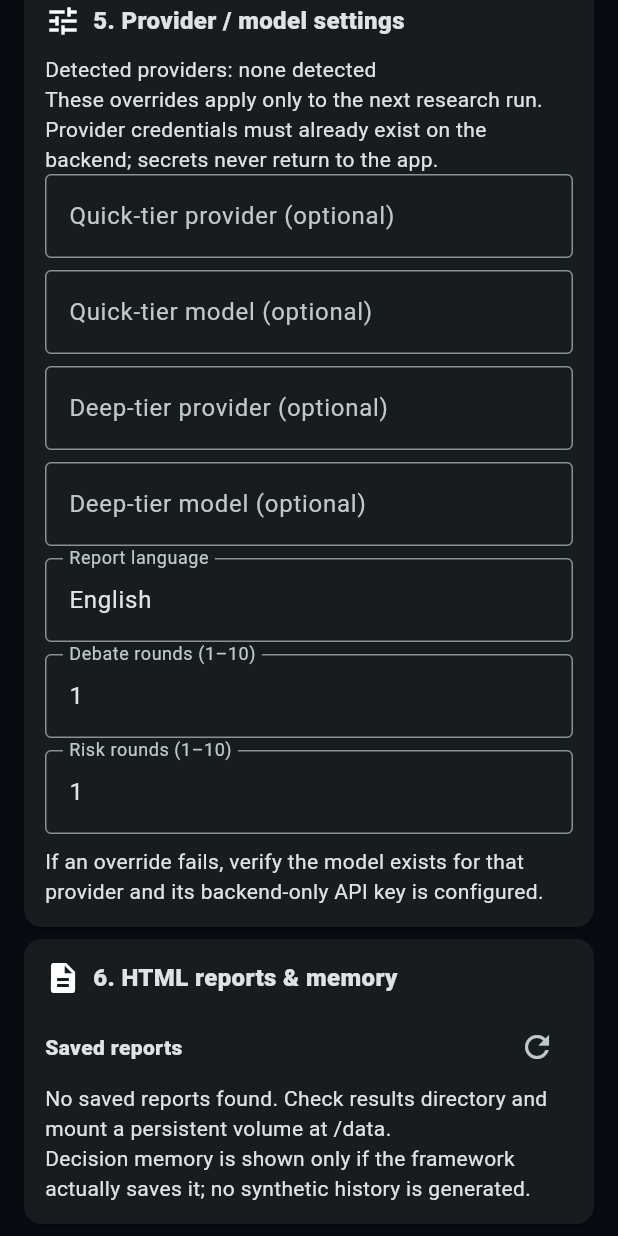
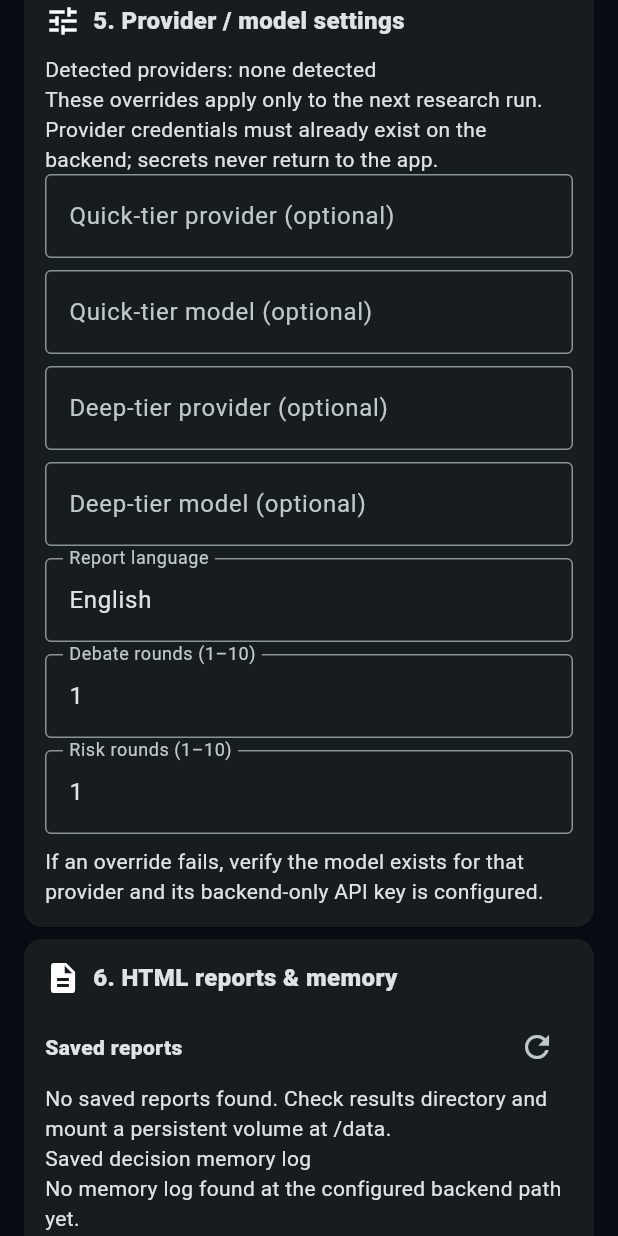
Before and after one commit to sparmar3786-pixel/GitHub-Ai, a Flutter app: the TradingAgentsAdvancedPage widget shown alone on an empty page, opened directly, scrolled down 1728 dp, on a phone screen of 412 x 824 dp. Run offline on Flutter 3.47's test engine with Material 3 defaults, Android fonts, the phone set to English and light mode, and no system bars; our stand-ins replace flutter_secure_storage, shared_preferences; accounts and stored records are empty; network calls fail.

Commit message:
Display persisted TradingAgents decision memory

```diff
--- a/mobile/lib/tradingagents_advanced_page.dart
+++ b/mobile/lib/tradingagents_advanced_page.dart
@@ -31,6 +31,7 @@ class _TradingAgentsAdvancedPageState extends State<TradingAgentsAdvancedPage> {
   bool usePortfolio = true, checkpoint = true, html = true, busy = false;
   Map<String, dynamic> config = {};
   List<dynamic> reports = [];
+  String memoryText = '';
   String resultText = '', error = '', status = 'Enter a public HTTPS TradingAgents backend URL.';
 
   Uri endpoint(String path) {
@@ -74,6 +75,7 @@ class _TradingAgentsAdvancedPageState extends State<TradingAgentsAdvancedPage> {
     final c = await get('/config');
     final p = await get('/portfolio');
     final r = await get('/reports');
+    final m = await get('/memory');
     if (!mounted) return;
     setState(() {
       config = c;
@@ -86,6 +88,7 @@ class _TradingAgentsAdvancedPageState extends State<TradingAgentsAdvancedPage> {
       debateRounds.text = (settings['TRADINGAGENTS_MAX_DEBATE_ROUNDS'] ?? '1').toString();
       riskRounds.text = (settings['TRADINGAGENTS_MAX_RISK_ROUNDS'] ?? '1').toString();
       reports = r['reports'] is List ? List<dynamic>.from(r['reports'] as List) : [];
+      memoryText = m['available'] == true ? (m['content'] ?? '').toString() : '';
       cash.text = p['cash']?.toString() ?? '';
       currency.text = p['currency']?.toString() ?? 'INR';
       final rows = p['positions'] is List ? List<dynamic>.from(p['positions'] as List) : [];
@@ -263,7 +266,10 @@ class _TradingAgentsAdvancedPageState extends State<TradingAgentsAdvancedPage> {
           title: Text((item['name'] ?? 'Report').toString()),
           subtitle: Text((item['format'] ?? 'file').toString() + ' • ' + (item['size_bytes'] ?? '?').toString() + ' bytes • ' + (item['modified_at'] ?? '').toString()),
           trailing: IconButton(icon: const Icon(Icons.open_in_browser), onPressed: () => openReport(Map<String, dynamic>.from(item)))),
-        const Text('Decision memory is shown only if the framework actually saves it; no synthetic history is generated.'),
+        const Text('Saved decision memory log'),
+        if (memoryText.isEmpty) const Text('No memory log found at the configured backend path yet.'),
+        if (memoryText.isNotEmpty) SelectableText(memoryText, style: const TextStyle(fontSize: 12)),
+        const Text('Memory content is displayed only when the backend framework has written the configured log.'),
       ]),
       section('7. Point-in-time data integrity', Icons.verified_user_outlined, [
         const ListTile(contentPadding: EdgeInsets.zero, leading: Icon(Icons.info_outline), title: Text('Historical integrity: NOT VERIFIED'),
```
